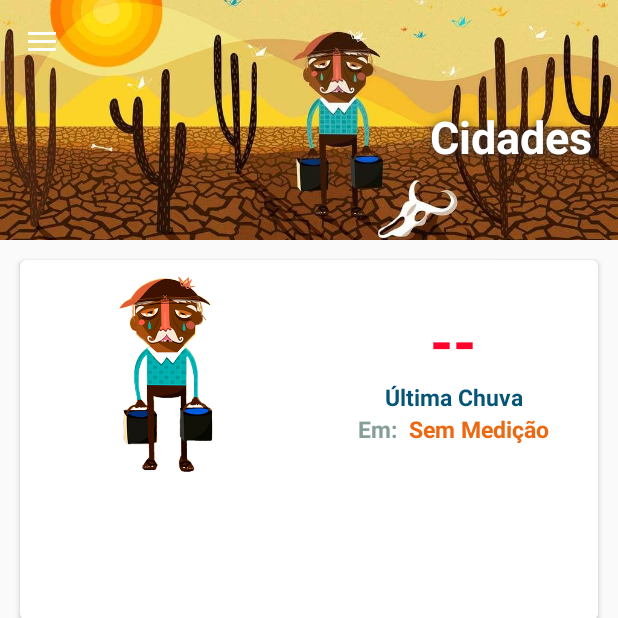
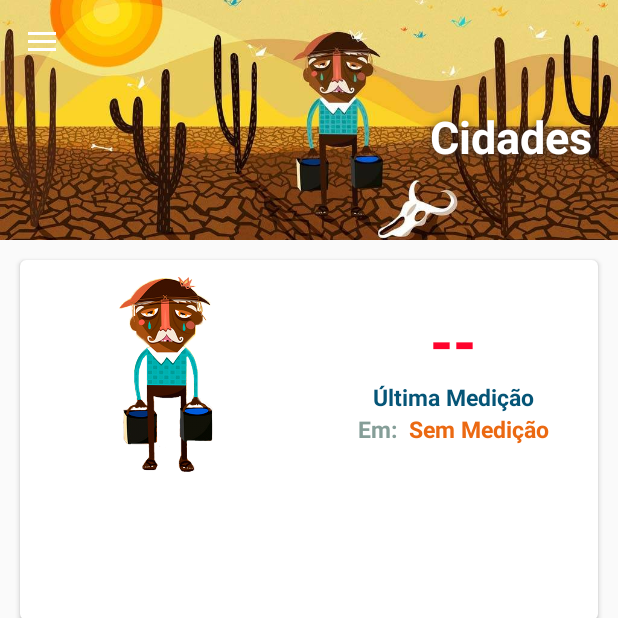
Before and after one commit to umbucaja/moringa-android, an Android app: the fragment ChuvasEstacaoFragment placed in its activity, on a phone screen of 412 x 824 dp, the top half of it. Run offline under Robolectric (Android 15) with nearby library versions, the phone set to English and light mode, and no system bars; libraries missing offline, so code that uses them is left out: com.github.mikephil.charting; pictures from the network do not load.

Commit message:
Change in text view last measurement

```diff
--- a/app/src/main/res/layout/fragment_chuvas_estacao.xml
+++ b/app/src/main/res/layout/fragment_chuvas_estacao.xml
@@ -62,7 +62,7 @@
                         android:textColor="@color/blue_water_source_name"
                         android:textSize="15dp"
                         android:textStyle="bold"
-                        android:text="Última Chuva"
+                        android:text="Última Medição"
                         android:maxLines="2"
                         android:gravity="center"
                         android:ellipsize="end" />
--- a/app/src/main/res/menu/activity_moringa_drawer.xml
+++ b/app/src/main/res/menu/activity_moringa_drawer.xml
@@ -6,7 +6,7 @@
             android:id="@+id/nav_cidades"
             android:checked="true"
             android:icon="@drawable/moringa_primeira"
-            android:title="Cidades" />
+            android:title="Açudes" />
         <item
             android:id="@+id/nav_chuvas"
             android:icon="@drawable/toro"
```
